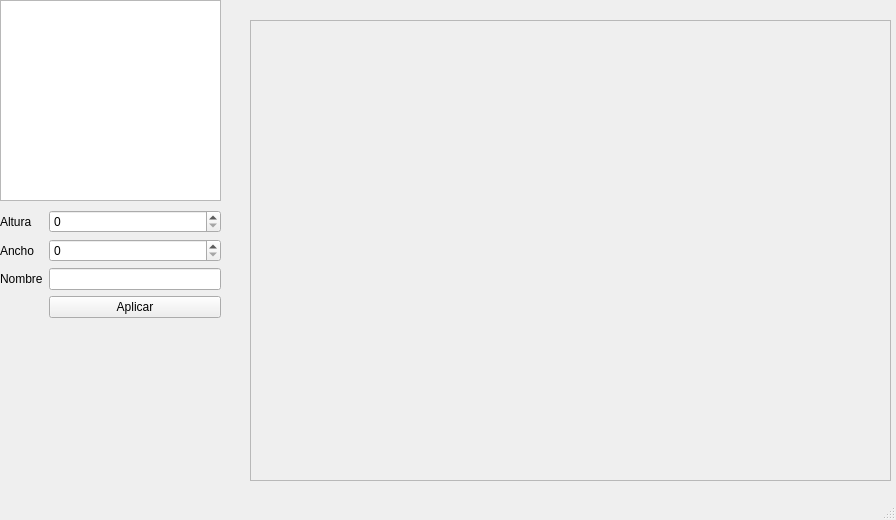
First picture: the form in editor_src/mainwindow.ui, repository gonzalomartinezs/Wolfenstein3D, before the edit.
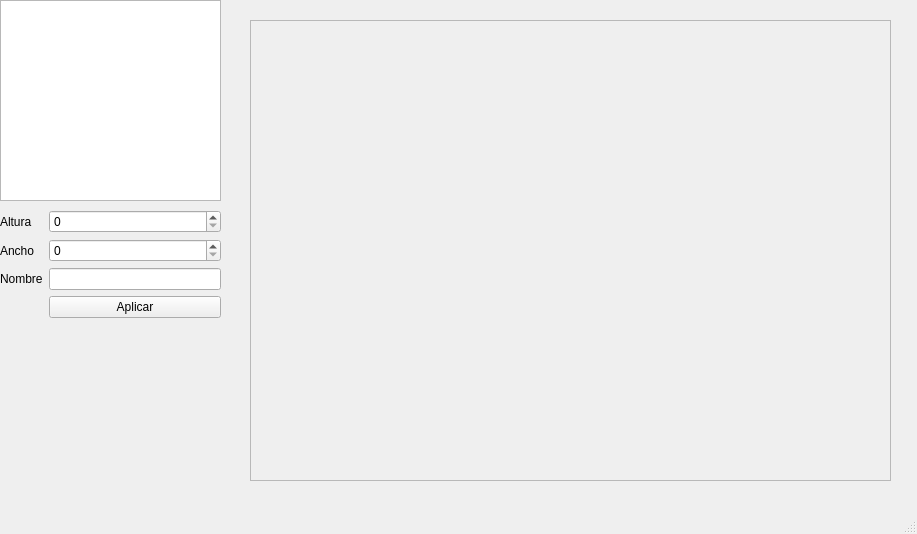
Second picture: the form after the edit. Custom widgets are drawn as their Qt base class.

Commit message: fijo tam de ventana

Patch:
```diff
--- a/editor_src/mainwindow.ui
+++ b/editor_src/mainwindow.ui
@@ -6,10 +6,22 @@
    <rect>
     <x>0</x>
     <y>0</y>
-    <width>896</width>
-    <height>520</height>
+    <width>917</width>
+    <height>534</height>
    </rect>
   </property>
+  <property name="minimumSize">
+   <size>
+    <width>917</width>
+    <height>534</height>
+   </size>
+  </property>
+  <property name="maximumSize">
+   <size>
+    <width>917</width>
+    <height>534</height>
+   </size>
+  </property>
   <property name="windowTitle">
    <string>MainWindow</string>
   </property>
```
Left out of the diff: 2 changed lines with no effect on the pictures. The commit also changes 2 other files.
